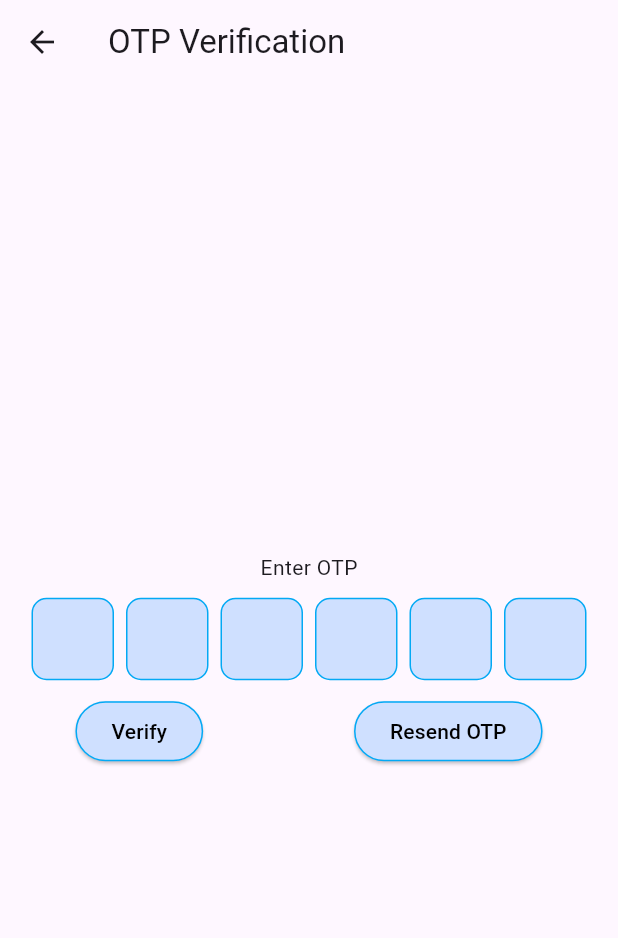
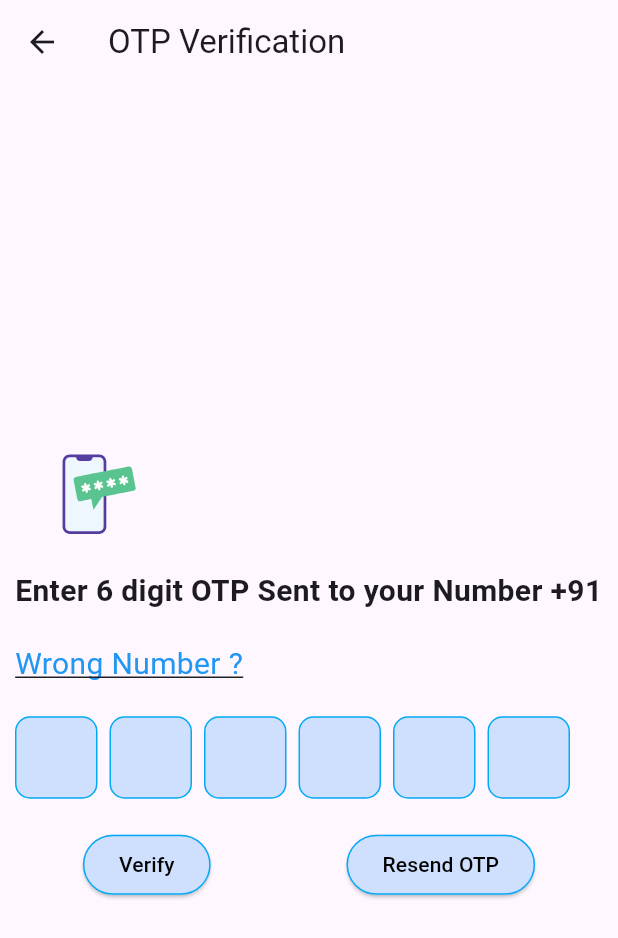
Before and after one commit to namraravani/leger_manager, a Flutter app: the OTPVerification screen opened directly with empty values, on a phone screen of 412 x 824 dp. Shown: the top 938 px of the screen. Run offline on Flutter 3.47's test engine with Material 3 defaults, Android fonts, the phone set to English and light mode, and no system bars; drawn by our look-alikes of pinput; our stand-ins replace cloud_firestore, firebase_core, get, lottie; missing offline and left inert: dart:ffi; accounts and stored records are empty.

Commit message:
UI_modification

```diff
--- a/lib/view/login_page.dart
+++ b/lib/view/login_page.dart
@@ -18,8 +18,9 @@ class _LoginPageState extends State<LoginPage> {
   final LoginController loginController = Get.put(LoginController());
   late TextLogo selectedValue;
   List<TextLogo> list = [
-    TextLogo(ImageUrl: 'assets/image/rock.png', name: Text("Company")),
-    TextLogo(ImageUrl: 'assets/image/rock.png', name: Text("gsdgfdfd")),
+    TextLogo(ImageUrl: 'assets/image/rock.png', name: Text("English")),
+    TextLogo(ImageUrl: 'assets/image/rock.png', name: Text("Hindi")),
+    TextLogo(ImageUrl: 'assets/image/rock.png', name: Text("Gujarati")),
   ];
 
   @override
@@ -128,7 +129,6 @@ class _LoginPageState extends State<LoginPage> {
                       onPressed: () {
                         loginController.addMobileNumber();
                         loginController.mobileno.clear();
-
                       },
                       icon: Icon(Icons.check),
                     ),
--- a/lib/view/otp_verification_page.dart
+++ b/lib/view/otp_verification_page.dart
@@ -4,7 +4,9 @@ import 'package:get/get.dart';
 import 'package:leger_manager/Components/app_colors.dart';
 import 'package:leger_manager/Components/elevated_button.dart';
 import 'package:leger_manager/Controller/login_controller.dart';
+import 'package:leger_manager/view/login_page.dart';
 import 'package:leger_manager/view/master_page.dart';
+import 'package:lottie/lottie.dart';
 import 'package:pinput/pinput.dart';
 
 class OTPVerification extends StatefulWidget {
@@ -41,13 +43,45 @@ class _OTPVerificationState extends State<OTPVerification> {
       appBar: AppBar(
         title: Text("OTP Verification"),
       ),
-      body: Column(
+      body: Padding(
+        padding: const EdgeInsets.all(10.0),
+        child: Column(
           mainAxisAlignment: MainAxisAlignment.center,
+          crossAxisAlignment: CrossAxisAlignment.start,
           children: [
-          Text("Enter OTP"),
-          Padding(
-            padding: const EdgeInsets.all(10.0),
-            child: Container(
+            Lottie.asset(
+              'assets/animations/OTP_animation.json',
+              height: 100,
+              reverse: true,
+              repeat: true,
+              fit: BoxFit.cover,
+            ),
+            Text(
+              "Enter 6 digit OTP Sent to your Number " +
+                  "+91" +
+                  widget.mobileNumber,
+              style: TextStyle(fontSize: 20, fontWeight: FontWeight.bold),
+            ),
+            SizedBox(
+              height: 20,
+            ),
+            InkWell(
+              onTap: () {
+                Get.off(LoginPage());
+              },
+              child: const Text(
+                'Wrong Number ?',
+                style: TextStyle(
+                  fontSize: 20,
+                  color: Colors.blue,
+                  decoration: TextDecoration.underline,
+                ),
+              ),
+            ),
+            SizedBox(
+              height: 20,
+            ),
+            Container(
               child: Pinput(
                 length: 6,
                 defaultPinTheme: defaultPinTheme,
@@ -57,6 +91,8 @@ class _OTPVerificationState extends State<OTPVerification> {
                 controller: loginController.EnteredOtpController,
               ),
             ),
+            SizedBox(
+              height: 20,
             ),
             Row(
               mainAxisAlignment: MainAxisAlignment.spaceAround,
@@ -65,7 +101,8 @@ class _OTPVerificationState extends State<OTPVerification> {
                   buttonText: 'Verify',
                   onPressed: () {
                     RxString generatedOTP = widget.generatedOtp;
-                  String enteredOTP = loginController.EnteredOtpController.text;
+                    String enteredOTP =
+                        loginController.EnteredOtpController.text;
 
                     if (enteredOTP == generatedOTP.value) {
                       Get.off(MasterPage());
@@ -84,6 +121,7 @@ class _OTPVerificationState extends State<OTPVerification> {
             ),
           ],
         ),
+      ),
     );
   }
 }
--- a/pubspec.yaml
+++ b/pubspec.yaml
@@ -41,6 +41,7 @@ dependencies:
   get_storage: ^2.0.3
   http: ^1.1.2
   pinput: ^3.0.1
+  lottie: ^2.7.0
 
 dev_dependencies:
   flutter_test:
@@ -60,6 +61,7 @@ dev_dependencies:
 flutter:
   assets:
     - assets/image/
+    - assets/animations/
 
   # The following line ensures that the Material Icons font is
   # included with your application, so that you can use the icons in
```
Also changed, not shown: assets/animations/OTP_animation.json (added, +1 -0 lines), pubspec.lock. Lines whose indentation alone changed are shown as unchanged.
